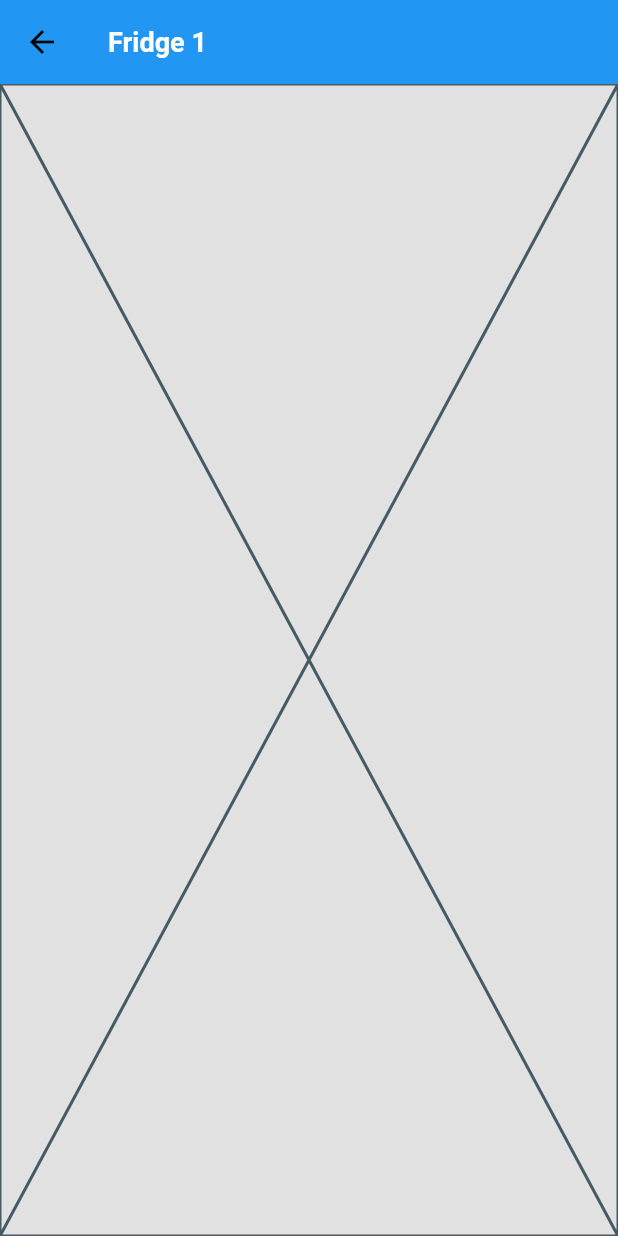
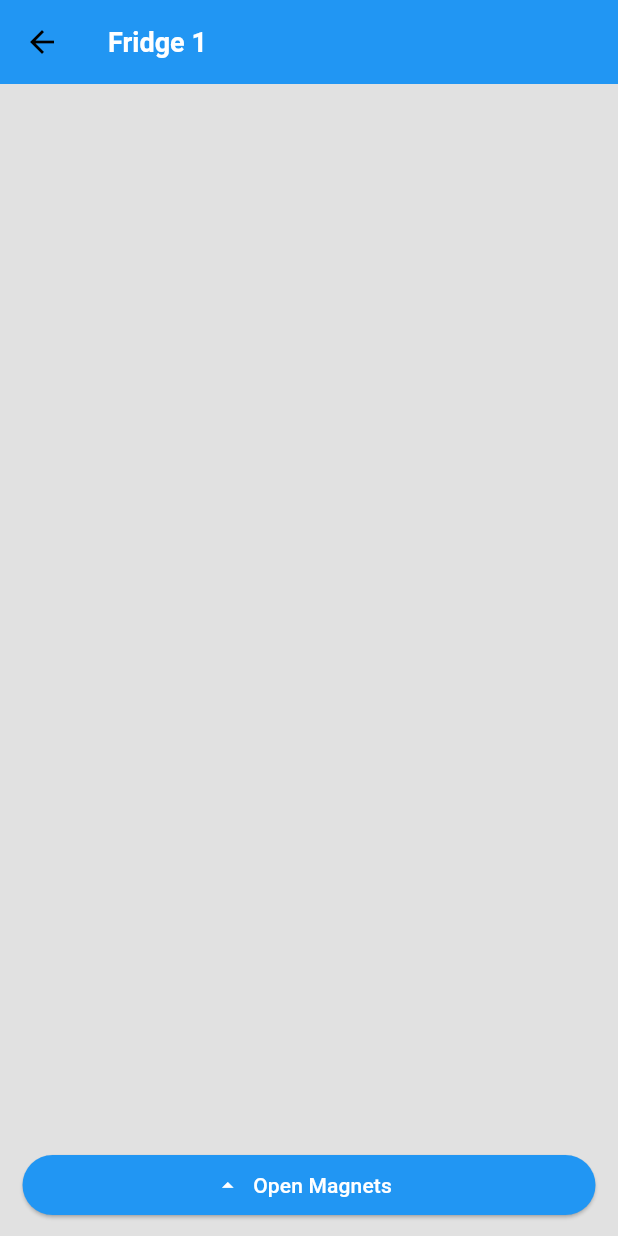
Before and after one commit to OzBoz-Dev/KnightHacks25, a Flutter app: the screen it shows after launch, after a tap on an icon or button, on a phone screen of 412 x 824 dp. Run offline on Flutter 3.47's test engine with Material 3 defaults, Android fonts, the phone set to English and light mode, and no system bars.

Commit message:
Start adding modal bottom sheet for storing magnets

```diff
--- a/frontend/fridgemagnets/lib/pages/fridge_page.dart
+++ b/frontend/fridgemagnets/lib/pages/fridge_page.dart
@@ -13,7 +13,47 @@ class _FridgePageState extends State<FridgePage> {
   Widget build(BuildContext context) {
     return Scaffold(
       appBar: AppBar(title: Text(widget.fridgeName),),
-      body: const Placeholder(),
+      body: Align(
+        alignment: Alignment.bottomCenter,
+        child: Padding(
+          padding: const EdgeInsets.symmetric(horizontal: 15, vertical: 10),
+          child: SizedBox(
+            width: double.infinity,
+            child: ElevatedButton.icon(
+              style: ButtonStyle(
+                backgroundColor: WidgetStatePropertyAll(Colors.blue[500]),
+              ),
+              onPressed: () {
+                showModalBottomSheet(
+                  isScrollControlled: true,
+                  context: context,
+                  builder: (context) {
+                    return SafeArea(
+                      child: Padding(
+                        padding: const EdgeInsets.symmetric(vertical: 5),
+                        child: Text(
+                          "Magnets list here",
+                          style: TextStyle(
+                            fontSize: 18,
+                            color: Colors.blue[500],
+                          ),
+                        ),
+                      )
+                    );
+                  }
+                );
+              },
+              label: Text(
+                "Open Magnets",
+                style: TextStyle(
+                  color: Colors.white
+                ),
+              ),
+              icon: Icon(Icons.arrow_drop_up, color: Colors.white,),
+            ),
+          ),
+        ),
+      ),
     );
   }
 }
```
